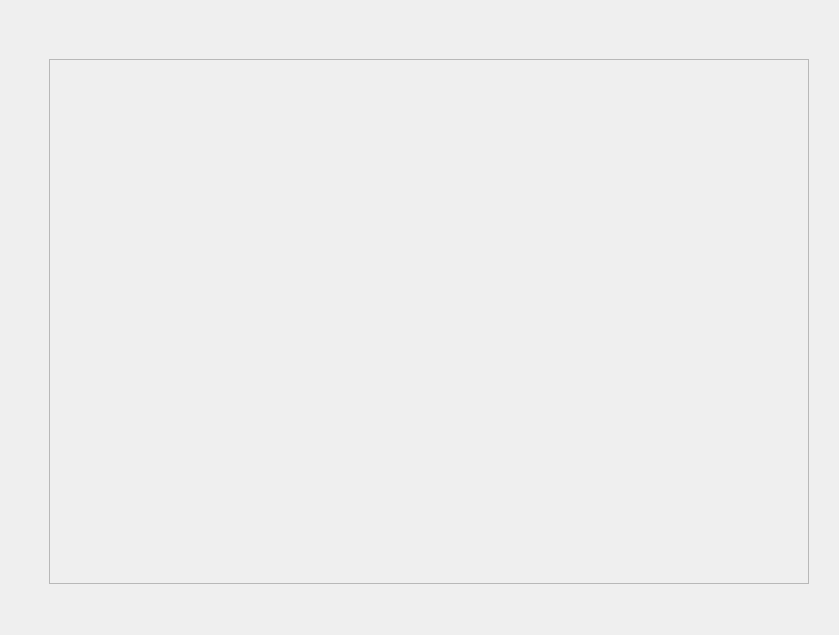
Above: shell/homepagewidget.ui from ukui/ukui-control-center before the change. Below: the same form after it.
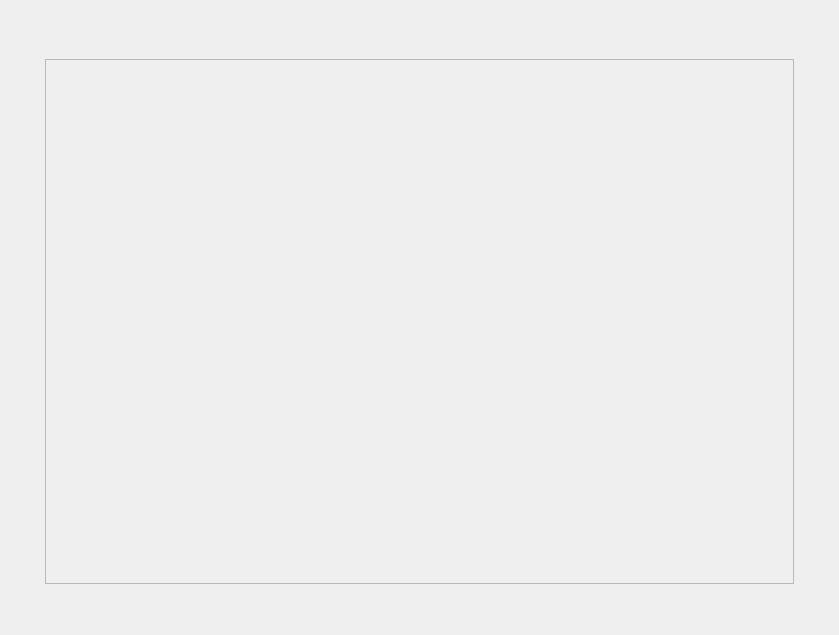
That is the form after the change.

Patch:
```diff
--- a/shell/homepagewidget.ui
+++ b/shell/homepagewidget.ui
@@ -44,7 +44,7 @@
        <height>16777215</height>
       </size>
      </property>
-     <layout class="QHBoxLayout" name="horizontalLayout_2" stretch="2,40,1">
+     <layout class="QHBoxLayout" name="horizontalLayout_2" stretch="1,22,1">
       <property name="spacing">
        <number>0</number>
       </property>
@@ -86,7 +86,7 @@
           <rect>
            <x>0</x>
            <y>0</y>
-           <width>762</width>
+           <width>751</width>
            <height>511</height>
           </rect>
          </property>
```
